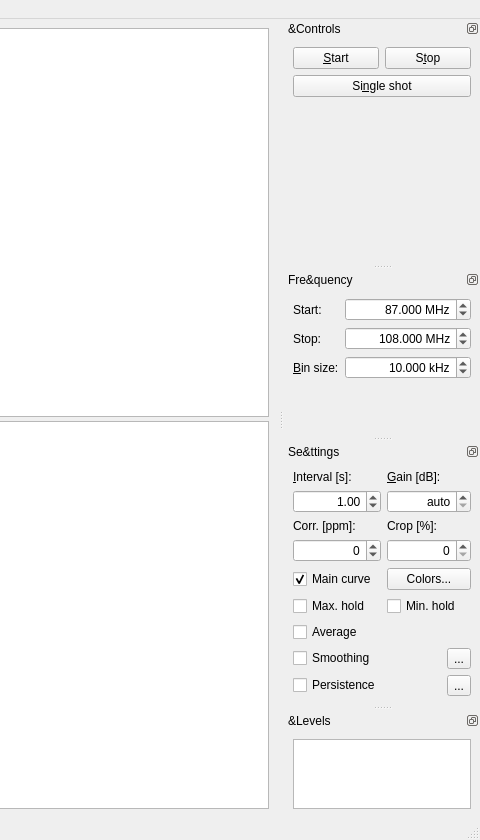
Old version of the form qspectrumanalyzer/qspectrumanalyzer.ui in the repository xmikos/qspectrumanalyzer; both pictures show x 720 to 1200 and y 0 to 840 of the 1200 by 840 pixel window.
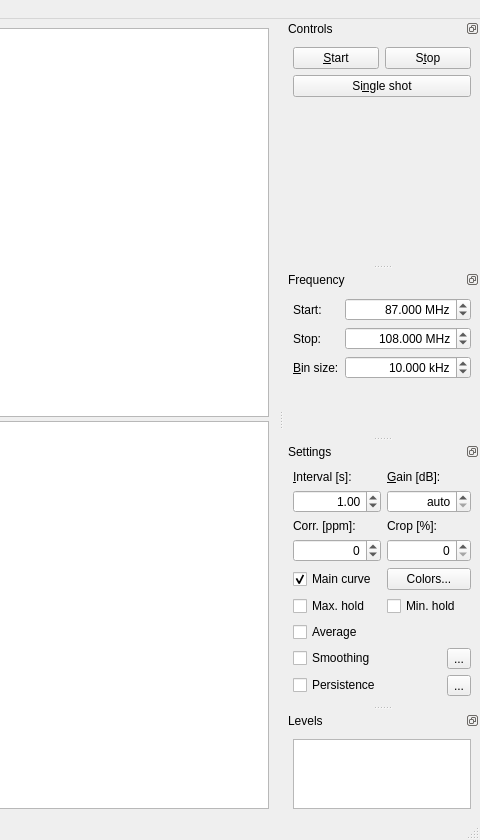
New version of the form. Custom widgets are drawn as their Qt base class.

Commit message: Fix some GUI issues on Windows

```diff
--- a/qspectrumanalyzer/qspectrumanalyzer.ui
+++ b/qspectrumanalyzer/qspectrumanalyzer.ui
@@ -90,7 +90,7 @@
     <set>QDockWidget::DockWidgetFloatable|QDockWidget::DockWidgetMovable</set>
    </property>
    <property name="windowTitle">
-    <string>&amp;Controls</string>
+    <string>Controls</string>
    </property>
    <attribute name="dockWidgetArea">
     <number>2</number>
@@ -151,7 +151,7 @@
     <set>QDockWidget::DockWidgetFloatable|QDockWidget::DockWidgetMovable</set>
    </property>
    <property name="windowTitle">
-    <string>Fre&amp;quency</string>
+    <string>Frequency</string>
    </property>
    <attribute name="dockWidgetArea">
     <number>2</number>
@@ -308,7 +308,7 @@
     <set>QDockWidget::DockWidgetFloatable|QDockWidget::DockWidgetMovable</set>
    </property>
    <property name="windowTitle">
-    <string>Se&amp;ttings</string>
+    <string>Settings</string>
    </property>
    <attribute name="dockWidgetArea">
     <number>2</number>
@@ -506,7 +506,7 @@
     <set>QDockWidget::DockWidgetFloatable|QDockWidget::DockWidgetMovable</set>
    </property>
    <property name="windowTitle">
-    <string>&amp;Levels</string>
+    <string>Levels</string>
    </property>
    <attribute name="dockWidgetArea">
     <number>2</number>
```
The commit also changes 2 other files.
